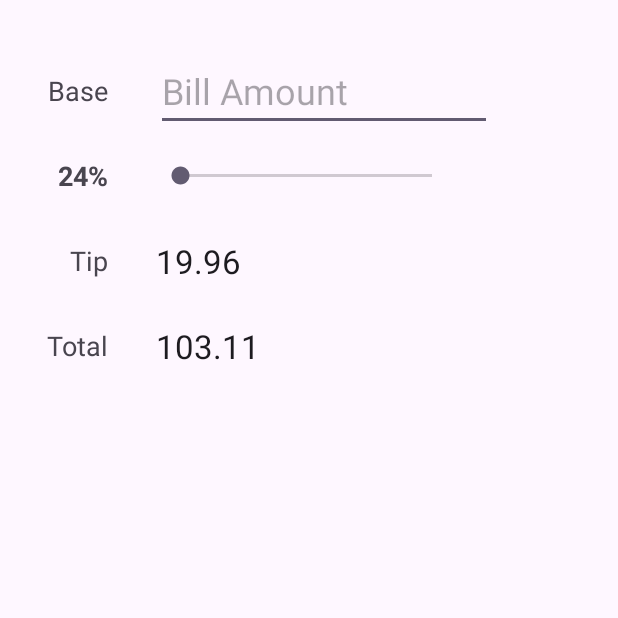
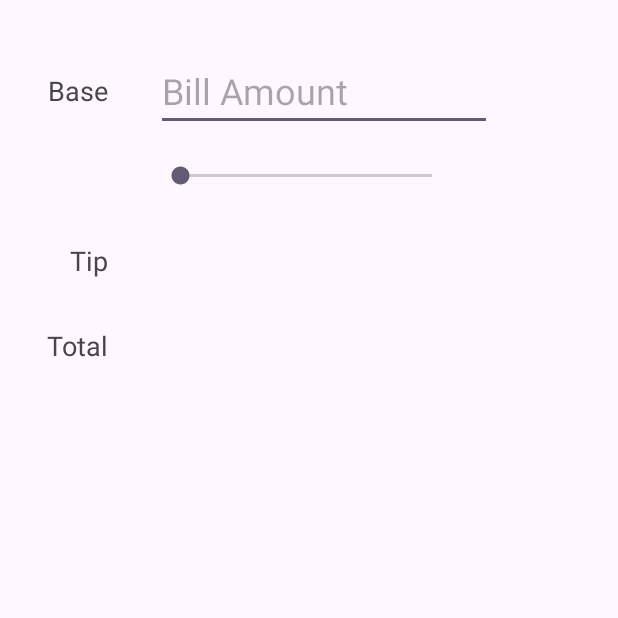
Before and after one commit to g0nnz0/FirstAndroidApp, an Android app: the screen it shows after launch (MainActivity), on a phone screen of 412 x 824 dp, the top half of it. Run offline under Robolectric (Android 15) with nearby library versions, the phone set to English and light mode, and no system bars.

Commit message:
feat(ui): change the text in elements to tool text

```diff
--- a/app/src/main/res/layout/activity_main.xml
+++ b/app/src/main/res/layout/activity_main.xml
@@ -22,11 +22,11 @@
         android:layout_width="wrap_content"
         android:layout_height="wrap_content"
         android:layout_marginTop="32dp"
-        android:text="24%"
         android:textAppearance="@style/TextAppearance.AppCompat.Medium"
         android:textStyle="bold"
         app:layout_constraintEnd_toEndOf="@+id/tvBaseLabel"
-        app:layout_constraintTop_toBottomOf="@+id/tvBaseLabel" />
+        app:layout_constraintTop_toBottomOf="@+id/tvBaseLabel"
+        tools:text="24%" />
 
     <TextView
         android:id="@+id/tvTipLabel"
@@ -74,19 +74,19 @@
         android:id="@+id/tvTipAmount"
         android:layout_width="wrap_content"
         android:layout_height="wrap_content"
-        android:text="19.96"
         android:textAppearance="@style/TextAppearance.AppCompat.Large"
         app:layout_constraintBottom_toBottomOf="@+id/tvTipLabel"
         app:layout_constraintStart_toStartOf="@+id/seekBarTip"
-        app:layout_constraintTop_toTopOf="@+id/tvTipLabel" />
+        app:layout_constraintTop_toTopOf="@+id/tvTipLabel"
+        tools:text="19.96" />
 
     <TextView
         android:id="@+id/tvTotalAmount"
         android:layout_width="wrap_content"
         android:layout_height="wrap_content"
-        android:text="103.11"
         android:textAppearance="@style/TextAppearance.AppCompat.Large"
         app:layout_constraintBottom_toBottomOf="@+id/tvTotalLabel"
         app:layout_constraintStart_toStartOf="@+id/tvTipAmount"
-        app:layout_constraintTop_toTopOf="@+id/tvTotalLabel" />
+        app:layout_constraintTop_toTopOf="@+id/tvTotalLabel"
+        tools:text="103.11" />
 </androidx.constraintlayout.widget.ConstraintLayout>
```
